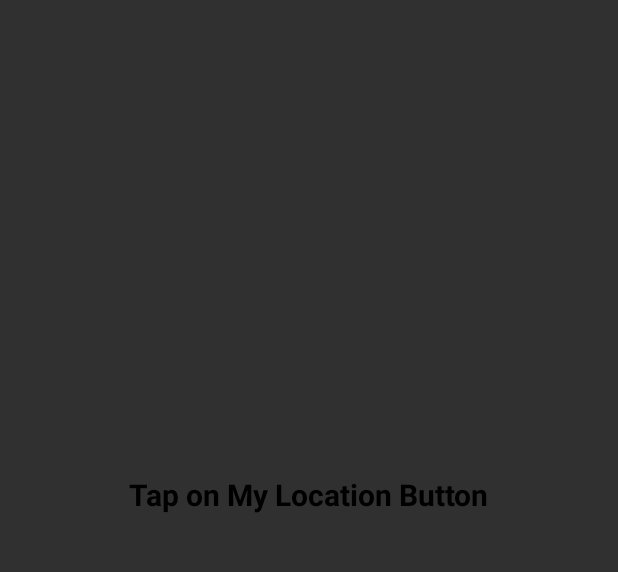
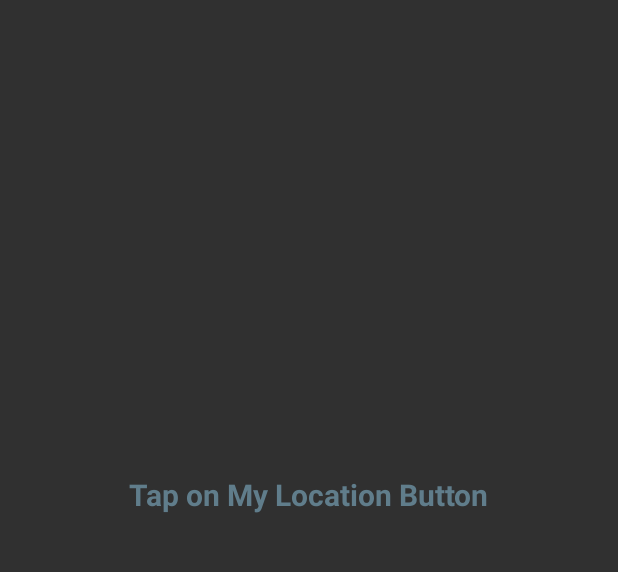
Before and after one commit to unon4all/GoogleMapsKotlin-Project, an Android app built with Jetpack Compose: the MapsFragment screen opened through its navigation route, on a phone screen of 412 x 824 dp, the part 124-696 px from its top. Run offline under Robolectric (Android 15) with nearby library versions, the phone set to English and light mode, and no system bars; our stand-ins replace Dagger/Hilt's generated code, data binding; libraries missing offline, so code that uses them is left out: com.vmadalin.easypermissions; 2 statements that could not run were skipped.

```diff
--- a/app/src/main/java/com/example/googlemapsproject/fragments/maps/MapsFragment.kt
+++ b/app/src/main/java/com/example/googlemapsproject/fragments/maps/MapsFragment.kt
@@ -9,6 +9,7 @@ import android.view.View
 import android.view.ViewGroup
 import androidx.core.content.ContextCompat
 import androidx.fragment.app.Fragment
+import androidx.lifecycle.MutableLiveData
 import androidx.lifecycle.lifecycleScope
 import com.example.googlemapsproject.R
 import com.example.googlemapsproject.databinding.FragmentMapsBinding
@@ -50,12 +51,19 @@ class MapsFragment : Fragment(), OnMapReadyCallback, GoogleMap.OnMyLocationButto
 
     private lateinit var fusedLocationProviderClient: FusedLocationProviderClient
 
+    val started = MutableLiveData(false)
+
 
     override fun onCreateView(
         inflater: LayoutInflater, container: ViewGroup?, savedInstanceState: Bundle?
     ): View {
+
+
+
         _binding = FragmentMapsBinding.inflate(inflater, container, false)
         binding.lifecycleOwner = this
+
+        binding.tracking = this
 
         binding.startButton.setOnClickListener {
             onStartButtonClicked()
@@ -128,6 +136,10 @@ class MapsFragment : Fragment(), OnMapReadyCallback, GoogleMap.OnMyLocationButto
                 showBiggerPicture()
 //                displayResults()
             }
+        }
+
+        TrackerService.started.observe(viewLifecycleOwner) {
+            started.value = it
         }
     }
 
--- a/app/src/main/res/layout/fragment_maps.xml
+++ b/app/src/main/res/layout/fragment_maps.xml
@@ -7,6 +7,9 @@
 
     <data>
 
+        <variable
+            name="tracking"
+            type="com.example.googlemapsproject.fragments.maps.MapsFragment" />
     </data>
 
     <androidx.constraintlayout.widget.ConstraintLayout
@@ -44,10 +47,11 @@
 
         <TextView
             android:id="@+id/hint_textView"
+            observeTracking="@{tracking.started}"
             android:layout_width="wrap_content"
             android:layout_height="wrap_content"
             android:text="@string/hint_text"
-            android:textColor="@color/black"
+            android:textColor="#607D8B"
             android:textSize="20sp"
             android:textStyle="bold"
             app:layout_constraintBottom_toBottomOf="parent"
@@ -62,8 +66,8 @@
             android:layout_width="wrap_content"
             android:layout_height="wrap_content"
             android:layout_marginBottom="16dp"
+            android:backgroundTint="@color/skyblue"
             android:text="@string/start"
-            android:backgroundTint="@color/skyblue"
             android:visibility="invisible"
             app:layout_constraintBottom_toBottomOf="parent"
             app:layout_constraintEnd_toEndOf="parent"
@@ -71,6 +75,7 @@
 
         <Button
             android:id="@+id/stop_button"
+            observeTracking="@{tracking.started}"
             android:layout_width="wrap_content"
             android:layout_height="wrap_content"
             android:layout_marginBottom="16dp"
```
Also changed, not shown: app/src/main/java/com/example/googlemapsproject/bindingAdapter/MapsBindingAdapter.kt (added, +22 -0 lines).
